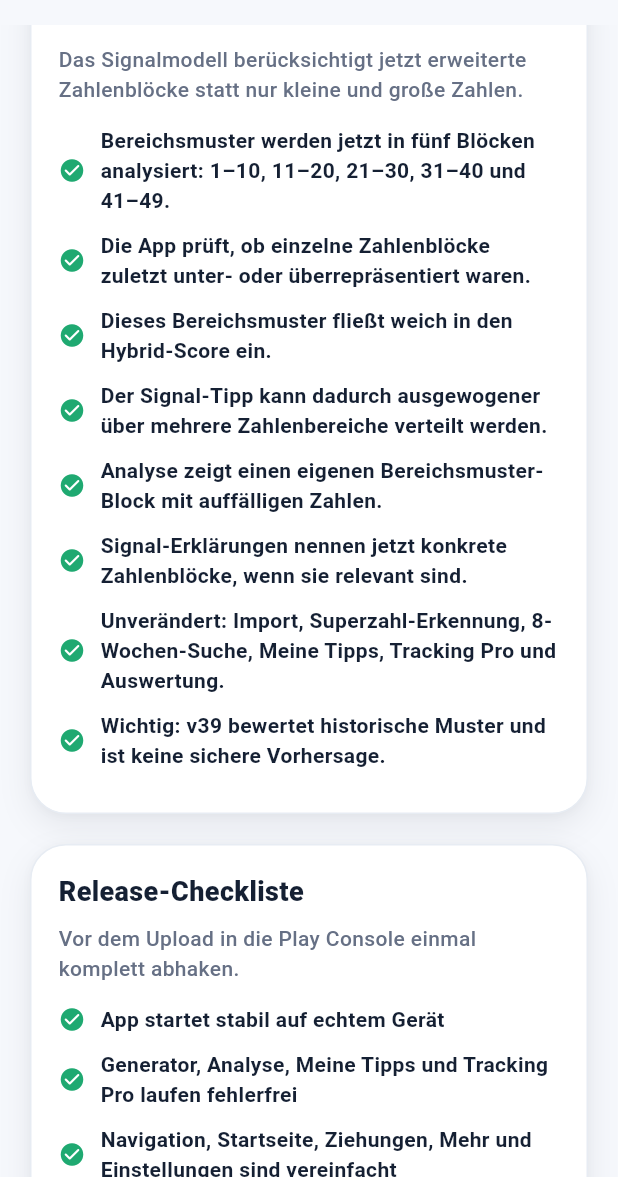
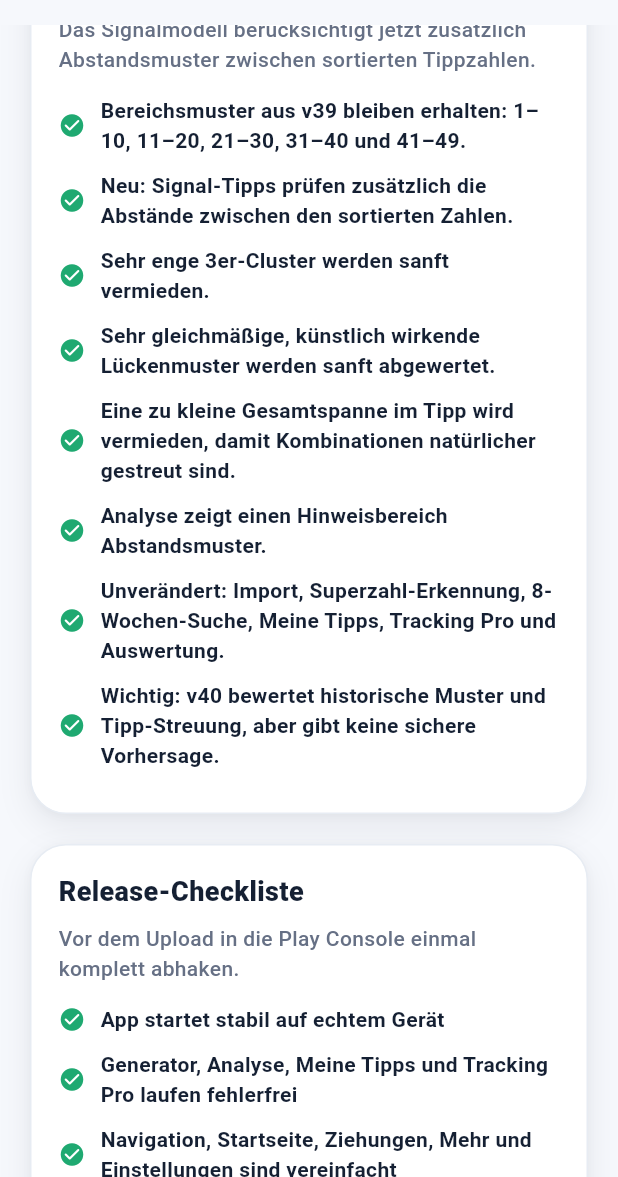
Before and after one commit to genti2004-cmyk/lotto_mind_ai, a Flutter app: the AboutReleaseScreen screen opened directly, scrolled down 576 dp, on a phone screen of 412 x 824 dp, the part 59-1236 px from its top. Run offline on Flutter 3.47's test engine with Material 3 defaults, Android fonts, the phone set to English and light mode, and no system bars; our stand-ins replace file_picker, hive_ce, hive_ce_flutter, pdf, printing, share_plus; accounts and stored records are empty.

Commit message:
Add number gap pattern signal

```diff
--- a/lib/features/settings/presentation/about_release_screen.dart
+++ b/lib/features/settings/presentation/about_release_screen.dart
@@ -25,7 +25,7 @@ class AboutReleaseScreen extends StatelessWidget {
           children: [
             const SectionTitle(
               title: 'Lotto Mind AI – Release',
-              subtitle: 'v39 Bereichsmuster erweitert – Zahlenblöcke 1–10 bis 41–49 fließen in das Signalmodell ein',
+              subtitle: 'v40 Abstandsmuster – Signal-Tipps prüfen zusätzlich Streuung, Cluster und Lückenmuster',
             ),
             const SizedBox(height: 20),
             AppCard(
@@ -39,7 +39,7 @@ class AboutReleaseScreen extends StatelessWidget {
                   const SizedBox(height: 14),
                   const _InfoRow(label: 'App-Name', value: 'Lotto Mind AI'),
                   const SizedBox(height: 10),
-                  const _InfoRow(label: 'Release-Stufe', value: 'v39 Bereichsmuster erweitert'),
+                  const _InfoRow(label: 'Release-Stufe', value: 'v40 Abstandsmuster'),
                   const SizedBox(height: 10),
                   _InfoRow(label: 'Edition', value: state.edition.label),
                   const SizedBox(height: 10),
@@ -49,7 +49,7 @@ class AboutReleaseScreen extends StatelessWidget {
                   const SizedBox(height: 10),
                   _InfoRow(label: 'Regelprofile', value: '${state.ruleProfiles.length}'),
                   const SizedBox(height: 10),
-                  const _InfoRow(label: 'Stabilitätsstand', value: 'v37 stabil + v39 erweiterte Bereichsmuster im Signalmodell'),
+                  const _InfoRow(label: 'Stabilitätsstand', value: 'v37 stabil + v40 Bereichs- und Abstandsmuster im Signalmodell'),
                 ],
               ),
             ),
@@ -60,18 +60,18 @@ class AboutReleaseScreen extends StatelessWidget {
                 crossAxisAlignment: CrossAxisAlignment.start,
                 children: [
                   AppBlockHeader(
-                    title: 'Was wurde in v39 verbessert?',
-                    subtitle: 'Das Signalmodell berücksichtigt jetzt erweiterte Zahlenblöcke statt nur kleine und große Zahlen.',
+                    title: 'Was wurde in v40 verbessert?',
+                    subtitle: 'Das Signalmodell berücksichtigt jetzt zusätzlich Abstandsmuster zwischen sortierten Tippzahlen.',
                   ),
                   SizedBox(height: 14),
-                  _ReleaseLine('Bereichsmuster werden jetzt in fünf Blöcken analysiert: 1–10, 11–20, 21–30, 31–40 und 41–49.'),
-                  _ReleaseLine('Die App prüft, ob einzelne Zahlenblöcke zuletzt unter- oder überrepräsentiert waren.'),
-                  _ReleaseLine('Dieses Bereichsmuster fließt weich in den Hybrid-Score ein.'),
-                  _ReleaseLine('Der Signal-Tipp kann dadurch ausgewogener über mehrere Zahlenbereiche verteilt werden.'),
-                  _ReleaseLine('Analyse zeigt einen eigenen Bereichsmuster-Block mit auffälligen Zahlen.'),
-                  _ReleaseLine('Signal-Erklärungen nennen jetzt konkrete Zahlenblöcke, wenn sie relevant sind.'),
+                  _ReleaseLine('Bereichsmuster aus v39 bleiben erhalten: 1–10, 11–20, 21–30, 31–40 und 41–49.'),
+                  _ReleaseLine('Neu: Signal-Tipps prüfen zusätzlich die Abstände zwischen den sortierten Zahlen.'),
+                  _ReleaseLine('Sehr enge 3er-Cluster werden sanft vermieden.'),
+                  _ReleaseLine('Sehr gleichmäßige, künstlich wirkende Lückenmuster werden sanft abgewertet.'),
+                  _ReleaseLine('Eine zu kleine Gesamtspanne im Tipp wird vermieden, damit Kombinationen natürlicher gestreut sind.'),
+                  _ReleaseLine('Analyse zeigt einen Hinweisbereich Abstandsmuster.'),
                   _ReleaseLine('Unverändert: Import, Superzahl-Erkennung, 8-Wochen-Suche, Meine Tipps, Tracking Pro und Auswertung.'),
-                  _ReleaseLine('Wichtig: v39 bewertet historische Muster und ist keine sichere Vorhersage.'),
+                  _ReleaseLine('Wichtig: v40 bewertet historische Muster und Tipp-Streuung, aber gibt keine sichere Vorhersage.'),
                 ],
               ),
             ),
```
Also changed, not shown: lib/features/analysis/presentation/analysis_screen.dart (+50 -1 lines), lib/features/analysis/services/number_analysis_service.dart (+41 -0 lines).
